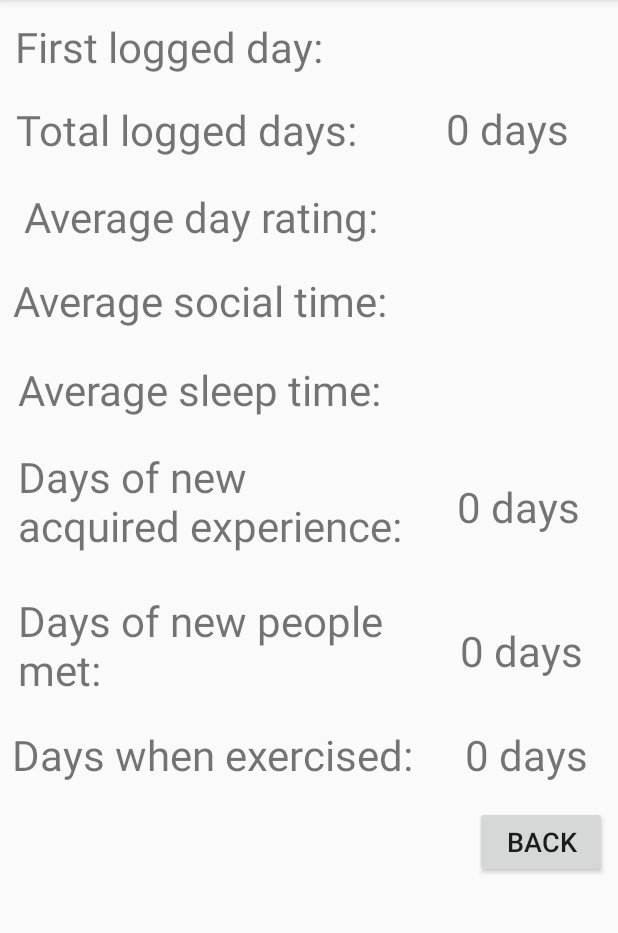
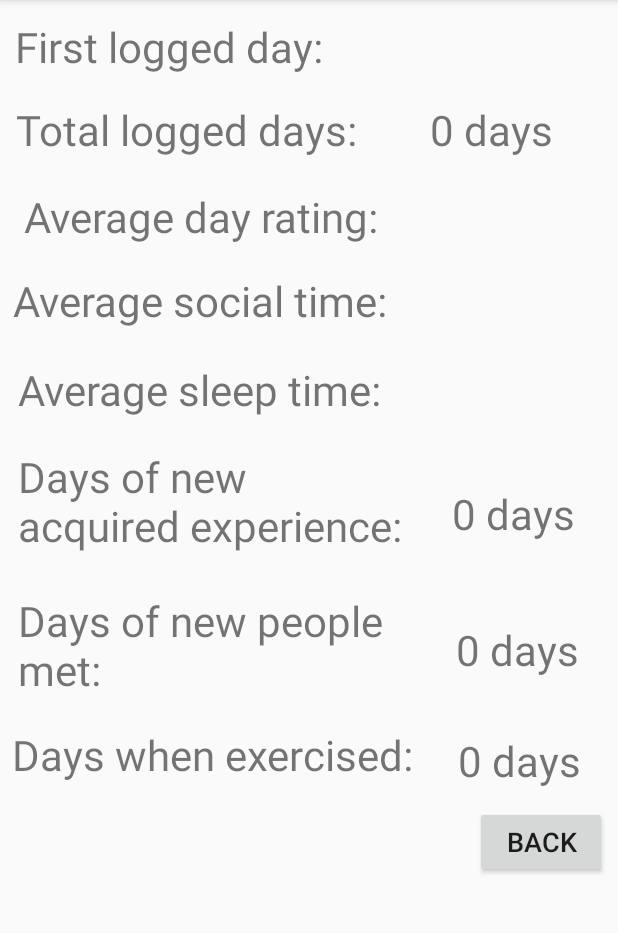
Before and after one commit to ilmari99/OlioHarkka, an Android app: the AnalyzeAllScreen screen opened directly, with no data from a screen before it, on a phone screen of 412 x 824 dp, the part 84-1017 px from its top. Run offline under Robolectric (Android 15) with nearby library versions, the phone set to English and light mode, and no system bars; 4 statements that could not run were skipped.

Commit message:
- Analysing completely working - All necessary moved to DataProcessor

```diff
--- a/app/src/main/java/com/example/olioht/ActivityScreen.java
+++ b/app/src/main/java/com/example/olioht/ActivityScreen.java
@@ -24,7 +24,7 @@ import androidx.fragment.app.FragmentManager;
 import androidx.fragment.app.FragmentTransaction;
 
 @RequiresApi(api = Build.VERSION_CODES.N)
-public class ActivityScreen  extends DayScreen {
+public class ActivityScreen extends DayScreen {
 
     /*
     In this interface user can add different activities to selected date. Activities are saved as objects into an array.
--- a/app/src/main/java/com/example/olioht/AnalyzeAllScreen.java
+++ b/app/src/main/java/com/example/olioht/AnalyzeAllScreen.java
@@ -1,29 +1,22 @@
 package com.example.olioht;
 
-import androidx.appcompat.app.AppCompatActivity;
+import androidx.annotation.RequiresApi;
 
-import android.content.Context;
-import android.content.SharedPreferences;
+import android.os.Build;
 import android.os.Bundle;
 import android.view.View;
 import android.widget.TextView;
 
-import com.google.gson.Gson;
 
-import java.util.ArrayList;
-import java.util.Collections;
-import java.util.List;
-import java.util.Map;
-import java.util.Set;
 
-public class AnalyzeAllScreen extends AppCompatActivity {
+public class AnalyzeAllScreen extends MainActivity {
 
-    private int avgRating, avgSocial, avgSleep, expDays, pplDays, exerciseDays, daysTotal;
-    private String firstDay;
-    private DayClass day;
+    // Declaring variables for different UI components and values
     private TextView avgSocialText, avgRatingTExt, avgSleepText, pplText, expText, exerciseText;
     private TextView firstUsageDay, daysLogged;
+    private String[] analysedData;
 
+    @RequiresApi(api = Build.VERSION_CODES.N)
     @Override
     protected void onCreate(Bundle savedInstanceState) {
         super.onCreate(savedInstanceState);
@@ -38,36 +31,17 @@ public class AnalyzeAllScreen extends AppCompatActivity {
         firstUsageDay = findViewById(R.id.firstLogged);
         daysLogged = findViewById(R.id.totalLogged);
 
-        Gson gson = new Gson();
+        // Getting analysed data from file
+        analysedData = dataProcessor.analyseAllData(this);
 
-        SharedPreferences sh = this.getSharedPreferences("dayData", Context.MODE_PRIVATE);
-        Map<String, ?> dayData = sh.getAll();
-        Set dateKeys = dayData.keySet();
-        List<String> dateList = new ArrayList<>();
-        dateList.addAll(dateKeys);
-        firstDay = Collections.min(dateList);
-
-        for (String key : dateList) {
-            String dayJSON = sh.getString( key, "");
-            day = gson.fromJson(dayJSON, DayClass.class);
-
-            avgRating += day.getDayRating();
-            avgSocial += day.getSocialTime();
-            avgSleep += day.getSleepTime();
-            expDays += day.getNewExperience() ? 1 : 0;
-            pplDays += day.getNewPeople() ? 1 : 0;
-            exerciseDays += day.getExercise() ? 1 : 0;
-            daysTotal++;
-        }
-
-        avgSocialText.setText((avgSocial / daysTotal) + " h");
-        avgSleepText.setText((avgSleep / daysTotal) + " h");
-        avgRatingTExt.setText((avgRating / daysTotal) + " h");
-        pplText.setText(pplDays + " days");
-        expText.setText(expDays + " days");
-        exerciseText.setText(exerciseDays + " days");
-        firstUsageDay.setText(firstDay);
-        daysLogged.setText(daysTotal + " days");
+        firstUsageDay.setText(analysedData[0]);
+        daysLogged.setText(analysedData[1]);
+        avgRatingTExt.setText(analysedData[2]);
+        avgSocialText.setText(analysedData[3]);
+        avgSleepText.setText(analysedData[4]);
+        expText.setText(analysedData[5]);
+        pplText.setText(analysedData[6]);
+        exerciseText.setText(analysedData[7]);
     }
 
     public void goBack(View v) {
--- a/app/src/main/java/com/example/olioht/DataProcessor.java
+++ b/app/src/main/java/com/example/olioht/DataProcessor.java
@@ -9,6 +9,12 @@ import com.google.gson.Gson;
 import org.json.JSONArray;
 import org.json.JSONException;
 import org.json.JSONObject;
+
+import java.util.ArrayList;
+import java.util.Collections;
+import java.util.List;
+import java.util.Map;
+import java.util.Set;
 
 public class DataProcessor {
 
@@ -23,7 +29,7 @@ public class DataProcessor {
     }
 
 
-    // Method for checking if data for selected day already exists. Data is stored in SharedPrefs
+    // Method for checking if data for selected day already exists in SharedPreferences
     public DayClass checkExistingData(Context context, String date) {
         SharedPreferences sh = context.getSharedPreferences("dayData", context.MODE_PRIVATE);
         String dayJSON = sh.getString(date, "");
@@ -71,6 +77,96 @@ public class DataProcessor {
     }
 
 
+    // Method for analysing all day data. Returns string[] with analysed data inside.
+    public String[] analyseAllData(Context context) {
+        DayClass day;
+        String[] analyzedData = new String[8];
+        int avgRating = 0, avgSocial = 0, avgSleep = 0, expDays = 0, pplDays = 0,exerciseDays = 0,daysTotal = 0;
+
+        // Getting SharedPreferences XML
+        SharedPreferences sh = context.getSharedPreferences("dayData", Context.MODE_PRIVATE);
+        Map<String, ?> dayData = sh.getAll();   // Getting all rows of information from XML
+        Set dateKeys = dayData.keySet();    // Key value of every row into a set
+        List<String> dateList = new ArrayList<>();
+        dateList.addAll(dateKeys);      // All key values into an ArrayList
+
+        String firstDay = Collections.min(dateList);    // Date from first logged day
+
+        // Going through every row of info, based on the key. Calculating averages and sums from the data.
+        for (String key : dateList) {
+            String dayJSON = sh.getString( key, "");
+            day = gson.fromJson(dayJSON, DayClass.class);
+
+            avgRating += day.getDayRating();
+            avgSocial += day.getSocialTime();
+            avgSleep += day.getSleepTime();
+            expDays += day.getNewExperience() ? 1 : 0;
+            pplDays += day.getNewPeople() ? 1 : 0;
+            exerciseDays += day.getExercise() ? 1 : 0;
+            daysTotal++;
+        }
+
+        // Adding analysed data to array
+        analyzedData[0] = firstDay;
+        analyzedData[1] = daysTotal + " days";
+        analyzedData[2] = avgRating / daysTotal + " hours";
+        analyzedData[3] = avgSocial / daysTotal + " hours";
+        analyzedData[4] = avgSleep / daysTotal + " hours";
+        analyzedData[5] = expDays + " days";
+        analyzedData[6] = pplDays + " days";
+        analyzedData[7] = exerciseDays + " days";
+
+        return analyzedData;
+    }
+
+
+    // Method for analyzing user chosen day. Returns string[] with analysed data inside.
+    public String[] analyzeChosen(Context context, String date) {
+        StringBuilder builder = new StringBuilder();
+        DayClass day;
+        final String[] analyzedData = new String[8];
+
+        // Getting SharedPreferences XML
+        SharedPreferences sh = context.getSharedPreferences("dayData", Context.MODE_PRIVATE);
+        String dayJSON = sh.getString(date, "");
+
+        // If no data available for selected date, error message is shown and null list is returned
+        if (dayJSON == "") {
+            return null;
+        }
+
+        day = gson.fromJson(dayJSON, DayClass.class);
+
+        day.doneActivities.clear();
+        JSONObject jsonObject;
+        try {
+            jsonObject = new JSONObject(dayJSON);
+            JSONArray acts = jsonObject.getJSONArray("doneActivities");
+            for (int i = 0; i < acts.length(); i++) {
+                JSONObject actObj = acts.getJSONObject(i);
+                String activityName = actObj.getString("activityName");
+                builder.append(activityName.toLowerCase() + ", ");
+            }
+        }
+        catch (JSONException e) {
+            e.printStackTrace();
+        }
+
+        // Adding data to string[]
+        analyzedData[0] = date;
+        analyzedData[1] = Integer.toString(day.getDayRating());
+        analyzedData[2] = Integer.toString(day.getSleepTime());
+        analyzedData[3] = Integer.toString(day.getSocialTime());
+        analyzedData[4] = day.getNewExperience() ? "Yes" : "No";
+        analyzedData[5] = day.getNewPeople() ? "Yes" : "No";
+        analyzedData[6] = day.getExercise() ? "Yes" : "No";
+        analyzedData[7] = builder.toString();
+
+        return analyzedData;
+    }
+
+
+    // For making this class singleton
     public static DataProcessor getInstance() {
         if (dataProcessor == null) {
             dataProcessor = new DataProcessor();
--- a/app/src/main/java/com/example/olioht/DayScreen.java
+++ b/app/src/main/java/com/example/olioht/DayScreen.java
@@ -105,6 +105,7 @@ After choosing an activity or Add, the user can press "Go to activity" which wil
             }
         }));
 
+        // Getting existing data if possible
         if (day == null) {
             actNumber = 0;
             day = dataProcessor.checkExistingData(this, date);
@@ -146,7 +147,7 @@ After choosing an activity or Add, the user can press "Go to activity" which wil
         else if (!day.doneActivities.isEmpty() && oldDataExists == true && noNewData(day)) {
             finish();
         }
-        else {
+        else {  // Showing warning dialogue if about to leave without saving
             AlertDialog.Builder alertDialogBuilder = new AlertDialog.Builder(this);
             alertDialogBuilder.setTitle("Save your data!");
             alertDialogBuilder.setMessage("You haven't saved your activity data. Are you sure you don't want save it? You can do it by pressing \"Save the day\" button below.");
--- a/app/src/main/java/com/example/olioht/ExerciseFragment.java
+++ b/app/src/main/java/com/example/olioht/ExerciseFragment.java
@@ -17,6 +17,8 @@ import android.widget.Toast;
 /**
  * A simple {@link Fragment} subclass.
  */
+
+// TODO Make UI elements show old data if its found
 
 public class ExerciseFragment extends Fragment {
 
@@ -42,8 +44,6 @@ public class ExerciseFragment extends Fragment {
         notesBox = v.findViewById(R.id.notesTextInputExercise);
         saveActivityButton = v.findViewById(R.id.saveActivityButton);
         deleteButton = v.findViewById(R.id.deleteActivityButton);
-
-        // TODO Make UI elements show old data if its found
 
         saveActivityButton.setOnClickListener(new View.OnClickListener() {
             @RequiresApi(api = Build.VERSION_CODES.N)
--- a/app/src/main/java/com/example/olioht/FriendsFragment.java
+++ b/app/src/main/java/com/example/olioht/FriendsFragment.java
@@ -18,6 +18,8 @@ import android.widget.Toast;
 /**
  * A simple {@link Fragment} subclass.
  */
+
+// TODO Make UI elements show old data if its found
 
 public class FriendsFragment extends Fragment {
 
@@ -63,8 +65,6 @@ public class FriendsFragment extends Fragment {
             }
         }));
 
-        // TODO Make UI elements show old data if its found
-
         saveActivityButton.setOnClickListener(new View.OnClickListener() {
             @RequiresApi(api = Build.VERSION_CODES.N)
             @Override
--- a/app/src/main/java/com/example/olioht/RelationshipFragment.java
+++ b/app/src/main/java/com/example/olioht/RelationshipFragment.java
@@ -17,6 +17,8 @@ import android.widget.Toast;
 /**
  * A simple {@link Fragment} subclass.
  */
+
+// TODO Make UI elements show old data if its found
 
 public class RelationshipFragment extends Fragment {
 
@@ -42,8 +44,6 @@ public class RelationshipFragment extends Fragment {
         relShipNotesBox = v.findViewById(R.id.notesTextInputRelationship);
         saveActivityButton = v.findViewById(R.id.saveActivityButton);
         deleteButton = v.findViewById(R.id.deleteActivityButton);
-
-        // TODO Make UI elements show old data if its found
 
         saveActivityButton.setOnClickListener(new View.OnClickListener() {
             @RequiresApi(api = Build.VERSION_CODES.N)
--- a/app/src/main/res/layout/activity_analyze_all_screen.xml
+++ b/app/src/main/res/layout/activity_analyze_all_screen.xml
@@ -33,21 +33,21 @@
 
     <TextView
         android:id="@+id/exercised"
-        android:layout_width="108dp"
-        android:layout_height="44dp"
-        android:layout_marginStart="4dp"
-        android:layout_marginTop="25dp"
+        android:layout_width="122dp"
+        android:layout_height="45dp"
+        android:layout_marginTop="29dp"
         android:gravity="center"
         android:textSize="28sp"
         app:layout_constraintEnd_toEndOf="parent"
+        app:layout_constraintHorizontal_bias="0.0"
         app:layout_constraintStart_toEndOf="@+id/exercisedNumber"
         app:layout_constraintTop_toBottomOf="@+id/ppl" />
 
     <TextView
         android:id="@+id/avgRating"
-        android:layout_width="108dp"
-        android:layout_height="44dp"
-        android:layout_marginTop="14dp"
+        android:layout_width="136dp"
+        android:layout_height="45dp"
+        android:layout_marginTop="16dp"
         android:layout_marginEnd="12dp"
         android:gravity="center"
         android:textSize="28sp"
@@ -69,14 +69,15 @@
 
     <TextView
         android:id="@+id/totalLogged"
-        android:layout_width="122dp"
-        android:layout_height="40dp"
-        android:layout_marginStart="20dp"
-        android:layout_marginTop="14dp"
+        android:layout_width="158dp"
+        android:layout_height="38dp"
+        android:layout_marginStart="16dp"
+        android:layout_marginTop="15dp"
+        android:layout_marginEnd="5dp"
         android:gravity="center"
         android:textSize="28sp"
         app:layout_constraintEnd_toEndOf="parent"
-        app:layout_constraintHorizontal_bias="0.586"
+        app:layout_constraintHorizontal_bias="1.0"
         app:layout_constraintStart_toEndOf="@+id/loggedDays"
         app:layout_constraintTop_toBottomOf="@+id/firstLogged" />
 
@@ -107,38 +108,36 @@
 
     <TextView
         android:id="@+id/exp"
-        android:layout_width="108dp"
-        android:layout_height="44dp"
-        android:layout_marginTop="36dp"
+        android:layout_width="136dp"
+        android:layout_height="50dp"
+        android:layout_marginTop="32dp"
         android:gravity="center"
         android:textSize="28sp"
         app:layout_constraintEnd_toEndOf="parent"
-        app:layout_constraintHorizontal_bias="0.586"
+        app:layout_constraintHorizontal_bias="0.0"
         app:layout_constraintStart_toEndOf="@+id/newExpNumber"
         app:layout_constraintTop_toBottomOf="@+id/avgSleep" />
 
     <TextView
         android:id="@+id/ppl"
-        android:layout_width="108dp"
+        android:layout_width="140dp"
         android:layout_height="44dp"
-        android:layout_marginStart="16dp"
-        android:layout_marginTop="52dp"
+        android:layout_marginTop="44dp"
         android:gravity="center"
         android:textSize="28sp"
         app:layout_constraintEnd_toEndOf="parent"
-        app:layout_constraintHorizontal_bias="0.0"
         app:layout_constraintStart_toEndOf="@+id/newPplNumber"
         app:layout_constraintTop_toBottomOf="@+id/exp" />
 
     <TextView
         android:id="@+id/avgSocial"
-        android:layout_width="108dp"
-        android:layout_height="44dp"
-        android:layout_marginTop="14dp"
+        android:layout_width="135dp"
+        android:layout_height="43dp"
+        android:layout_marginTop="16dp"
         android:gravity="center"
         android:textSize="28sp"
         app:layout_constraintEnd_toEndOf="parent"
-        app:layout_constraintHorizontal_bias="0.736"
+        app:layout_constraintHorizontal_bias="0.09"
         app:layout_constraintStart_toEndOf="@+id/avgSleepTime"
         app:layout_constraintTop_toBottomOf="@+id/avgRating" />
 
@@ -180,10 +179,10 @@
 
     <TextView
         android:id="@+id/avgSleep"
-        android:layout_width="108dp"
+        android:layout_width="135dp"
         android:layout_height="44dp"
-        android:layout_marginTop="14dp"
-        android:layout_marginEnd="12dp"
+        android:layout_marginTop="15dp"
+        android:layout_marginEnd="10dp"
         android:gravity="center"
         android:textSize="28sp"
         app:layout_constraintEnd_toEndOf="parent"
```
Also changed, not shown: app/src/main/java/com/example/olioht/AnalyzeChosenScreen.java (+22 -46 lines), app/src/main/java/com/example/olioht/DrinkingFragment.java (+4 -7 lines), app/src/main/java/com/example/olioht/StudyFragment.java (+5 -12 lines), app/src/main/res/layout/activity_analyze_chosen_screen.xml (+7 -0 lines).
